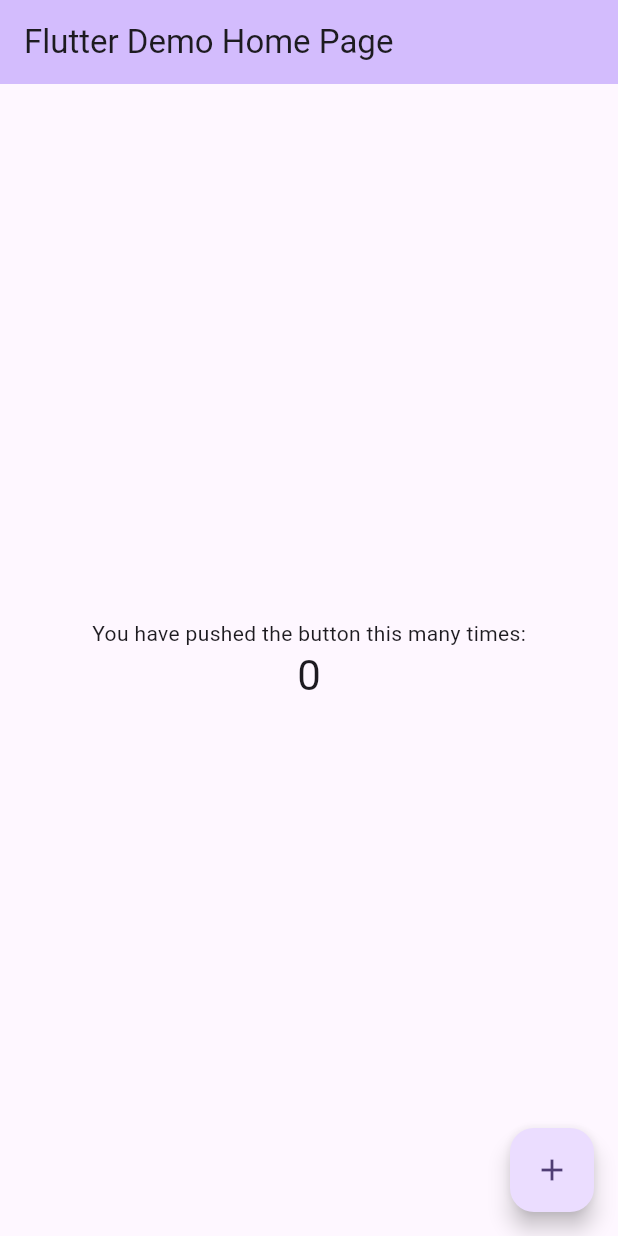
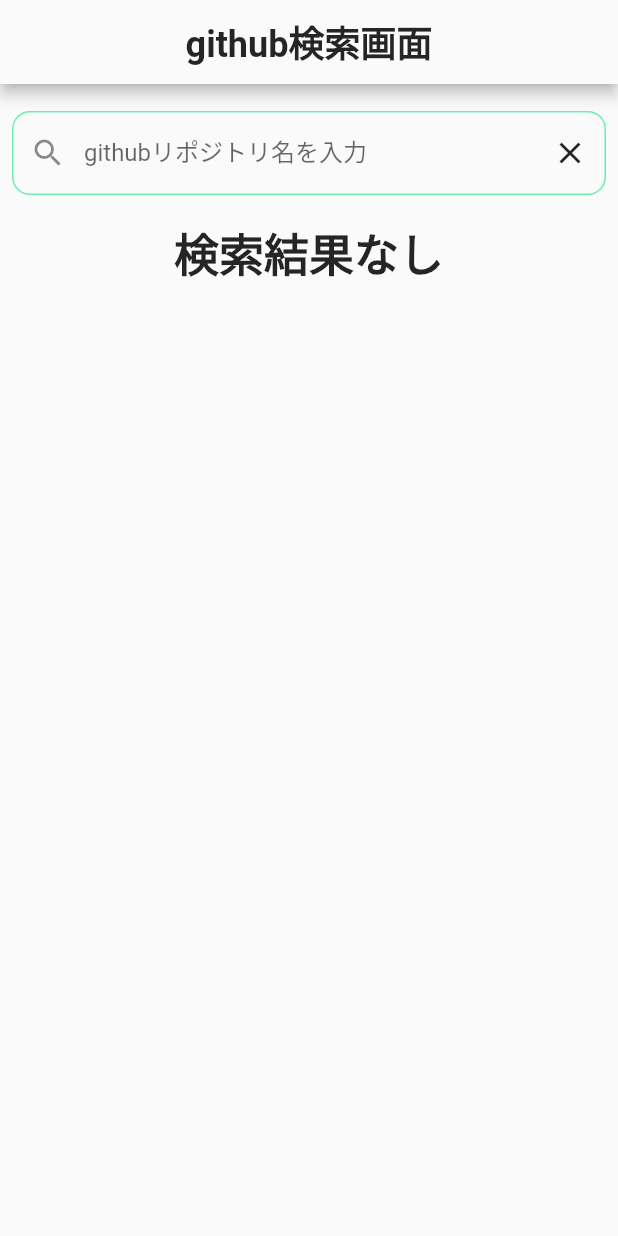
Before and after one commit to gahaku200/github_search, a Flutter app: the screen it shows after launch, on a phone screen of 412 x 824 dp. Run offline on Flutter 3.47's test engine with Material 2 defaults, Android fonts, the phone set to English and light mode, and no system bars; our stand-ins replace flutter_hooks, hooks_riverpod, shared_preferences.

Commit message:
検索画面UI作成

```diff
--- /dev/null
+++ b/lib/const/loading.dart
@@ -0,0 +1,27 @@
+// Flutter imports:
+import 'package:flutter/material.dart';
+
+class LoadingView extends StatelessWidget {
+  const LoadingView({super.key});
+
+  @override
+  Widget build(BuildContext context) {
+    return const MaterialApp(
+      home: Scaffold(
+        body: ColoredBox(
+          color: Colors.black87,
+          child: Center(
+            child: Text(
+              'Loading...',
+              style: TextStyle(
+                color: Colors.white70,
+                fontSize: 23,
+                fontStyle: FontStyle.italic,
+              ),
+            ),
+          ),
+        ),
+      ),
+    );
+  }
+}
--- a/lib/main.dart
+++ b/lib/main.dart
@@ -1,125 +1,40 @@
+// Flutter imports:
 import 'package:flutter/material.dart';
+import 'package:flutter/services.dart';
 
-void main() {
-  runApp(const MyApp());
+// Package imports:
+import 'package:hooks_riverpod/hooks_riverpod.dart';
+
+// Project imports:
+import 'view/search.dart';
+import 'const/loading.dart';
+import 'view_model/dark_theme_provider.dart';
+
+void main() async {
+  WidgetsFlutterBinding.ensureInitialized();
+  await SystemChrome.setPreferredOrientations([
+    DeviceOrientation.portraitUp,
+    DeviceOrientation.landscapeLeft,
+    DeviceOrientation.landscapeRight,
+    DeviceOrientation.portraitDown,
+  ]).then(
+    (_) {
+      runApp(
+        ProviderScope(
+          child: Consumer(
+            builder: (BuildContext context, ref, child) {
+              return FutureBuilder(
+                future: ref.watch(themeState.notifier).initialState(),
+                builder: (context, AsyncSnapshot<bool> snapshot) {
+                  return snapshot.hasData
+                      ? MaterialApp(home: Search())
+                      : const LoadingView();
+                },
+              );
+            },
+          ),
+        ),
+      );
+    },
+  );
 }
-
-class MyApp extends StatelessWidget {
-  const MyApp({super.key});
-
-  // This widget is the root of your application.
-  @override
-  Widget build(BuildContext context) {
-    return MaterialApp(
-      title: 'Flutter Demo',
-      theme: ThemeData(
-        // This is the theme of your application.
-        //
-        // TRY THIS: Try running your application with "flutter run". You'll see
-        // the application has a blue toolbar. Then, without quitting the app,
-        // try changing the seedColor in the colorScheme below to Colors.green
-        // and then invoke "hot reload" (save your changes or press the "hot
-        // reload" button in a Flutter-supported IDE, or press "r" if you used
-        // the command line to start the app).
-        //
-        // Notice that the counter didn't reset back to zero; the application
-        // state is not lost during the reload. To reset the state, use hot
-        // restart instead.
-        //
-        // This works for code too, not just values: Most code changes can be
-        // tested with just a hot reload.
-        colorScheme: ColorScheme.fromSeed(seedColor: Colors.deepPurple),
-        useMaterial3: true,
-      ),
-      home: const MyHomePage(title: 'Flutter Demo Home Page'),
-    );
-  }
-}
-
-class MyHomePage extends StatefulWidget {
-  const MyHomePage({super.key, required this.title});
-
-  // This widget is the home page of your application. It is stateful, meaning
-  // that it has a State object (defined below) that contains fields that affect
-  // how it looks.
-
-  // This class is the configuration for the state. It holds the values (in this
-  // case the title) provided by the parent (in this case the App widget) and
-  // used by the build method of the State. Fields in a Widget subclass are
-  // always marked "final".
-
-  final String title;
-
-  @override
-  State<MyHomePage> createState() => _MyHomePageState();
-}
-
-class _MyHomePageState extends State<MyHomePage> {
-  int _counter = 0;
-
-  void _incrementCounter() {
-    setState(() {
-      // This call to setState tells the Flutter framework that something has
-      // changed in this State, which causes it to rerun the build method below
-      // so that the display can reflect the updated values. If we changed
-      // _counter without calling setState(), then the build method would not be
-      // called again, and so nothing would appear to happen.
-      _counter++;
-    });
-  }
-
-  @override
-  Widget build(BuildContext context) {
-    // This method is rerun every time setState is called, for instance as done
-    // by the _incrementCounter method above.
-    //
-    // The Flutter framework has been optimized to make rerunning build methods
-    // fast, so that you can just rebuild anything that needs updating rather
-    // than having to individually change instances of widgets.
-    return Scaffold(
-      appBar: AppBar(
-        // TRY THIS: Try changing the color here to a specific color (to
-        // Colors.amber, perhaps?) and trigger a hot reload to see the AppBar
-        // change color while the other colors stay the same.
-        backgroundColor: Theme.of(context).colorScheme.inversePrimary,
-        // Here we take the value from the MyHomePage object that was created by
-        // the App.build method, and use it to set our appbar title.
-        title: Text(widget.title),
-      ),
-      body: Center(
-        // Center is a layout widget. It takes a single child and positions it
-        // in the middle of the parent.
-        child: Column(
-          // Column is also a layout widget. It takes a list of children and
-          // arranges them vertically. By default, it sizes itself to fit its
-          // children horizontally, and tries to be as tall as its parent.
-          //
-          // Column has various properties to control how it sizes itself and
-          // how it positions its children. Here we use mainAxisAlignment to
-          // center the children vertically; the main axis here is the vertical
-          // axis because Columns are vertical (the cross axis would be
-          // horizontal).
-          //
-          // TRY THIS: Invoke "debug painting" (choose the "Toggle Debug Paint"
-          // action in the IDE, or press "p" in the console), to see the
-          // wireframe for each widget.
-          mainAxisAlignment: MainAxisAlignment.center,
-          children: <Widget>[
-            const Text(
-              'You have pushed the button this many times:',
-            ),
-            Text(
-              '$_counter',
-              style: Theme.of(context).textTheme.headlineMedium,
-            ),
-          ],
-        ),
-      ),
-      floatingActionButton: FloatingActionButton(
-        onPressed: _incrementCounter,
-        tooltip: 'Increment',
-        child: const Icon(Icons.add),
-      ), // This trailing comma makes auto-formatting nicer for build methods.
-    );
-  }
-}
--- /dev/null
+++ b/lib/model/search_model.dart
@@ -0,0 +1 @@
+class SearchModel {}
--- /dev/null
+++ b/lib/view/search.dart
@@ -0,0 +1,121 @@
+import 'package:flutter/material.dart';
+import 'package:flutter_hooks/flutter_hooks.dart';
+import 'package:hooks_riverpod/hooks_riverpod.dart';
+
+import '../model/search_model.dart';
+import '../view_model/dark_theme_provider.dart';
+
+final listProdcutSearchProvider = StateProvider<List<SearchModel>>((_) => []);
+
+final getTheme = Provider((ref) {
+  final isDark = ref.watch(themeState);
+  return isDark
+      ? Colors.white.withOpacity(0.9)
+      : Colors.black.withOpacity(0.85);
+});
+
+class Search extends HookConsumerWidget {
+  const Search({super.key});
+
+  @override
+  Widget build(BuildContext context, WidgetRef ref) {
+    final color = ref.watch(getTheme);
+    final size = MediaQuery.of(context).size;
+    final searchTextController = useTextEditingController();
+    final searchTextFocusNode = useFocusNode();
+    final listProdcutSearch = ref.watch(listProdcutSearchProvider);
+
+    return Scaffold(
+      appBar: AppBar(
+        backgroundColor: Theme.of(context).scaffoldBackgroundColor,
+        centerTitle: true,
+        title: Text(
+          'github検索画面',
+          style: TextStyle(
+            overflow: TextOverflow.ellipsis,
+            color: color,
+            fontSize: 24,
+            fontWeight: FontWeight.bold,
+            decoration: TextDecoration.none,
+          ),
+        ),
+      ),
+      body: SingleChildScrollView(
+        child: Column(
+          children: [
+            const SizedBox(
+              height: 10,
+            ),
+            Padding(
+              padding: const EdgeInsets.all(8),
+              child: SizedBox(
+                height: kBottomNavigationBarHeight,
+                child: TextField(
+                  focusNode: searchTextFocusNode,
+                  controller: searchTextController,
+                  onChanged: (value) {},
+                  decoration: InputDecoration(
+                    focusedBorder: OutlineInputBorder(
+                      borderRadius: BorderRadius.circular(12),
+                      borderSide: const BorderSide(
+                        color: Colors.greenAccent,
+                      ),
+                    ),
+                    enabledBorder: OutlineInputBorder(
+                      borderRadius: BorderRadius.circular(12),
+                      borderSide: const BorderSide(
+                        color: Colors.greenAccent,
+                      ),
+                    ),
+                    hintText: 'githubリポジトリ名を入力',
+                    prefixIcon: const Icon(Icons.search),
+                    suffixIcon: IconButton(
+                      onPressed: () {
+                        searchTextController.clear();
+                        searchTextFocusNode.unfocus();
+                      },
+                      icon: Icon(
+                        Icons.close,
+                        color:
+                            searchTextFocusNode.hasFocus ? Colors.red : color,
+                      ),
+                    ),
+                  ),
+                ),
+              ),
+            ),
+            listProdcutSearch.isEmpty
+                ? Center(
+                    child: Padding(
+                      padding: const EdgeInsets.all(8),
+                      child: Text(
+                        '検索結果なし',
+                        textAlign: TextAlign.center,
+                        style: TextStyle(
+                          color: color,
+                          fontSize: 30,
+                          fontWeight: FontWeight.w700,
+                        ),
+                      ),
+                    ),
+                  )
+                : GridView.count(
+                    shrinkWrap: true,
+                    physics: const NeverScrollableScrollPhysics(),
+                    crossAxisCount: 2,
+                    padding: EdgeInsets.zero,
+                    // crossAxisSpacing: 10,
+                    childAspectRatio: size.width / (size.height * 0.61),
+                    children: List.generate(
+                      listProdcutSearch.length,
+                      (index) {
+                        return Container();
+                      },
+                    ),
+                  ),
+          ],
+        ),
+      ),
+    );
+  }
+}
--- a/pubspec.yaml
+++ b/pubspec.yaml
@@ -30,6 +30,9 @@ environment:
 dependencies:
   flutter:
     sdk: flutter
+  flutter_hooks: ^0.18.6
+  hooks_riverpod: ^2.3.6
+  shared_preferences: ^2.2.0
 
 
   # The following adds the Cupertino Icons font to your application.
```
Also changed, not shown: lib/const/theme_data.dart (added, +28 -0 lines), lib/service/dark_theme_prefs.dart (added, +21 -0 lines), lib/view_model/dark_theme_provider.dart (added, +27 -0 lines), pubspec.lock, 8 other files.
